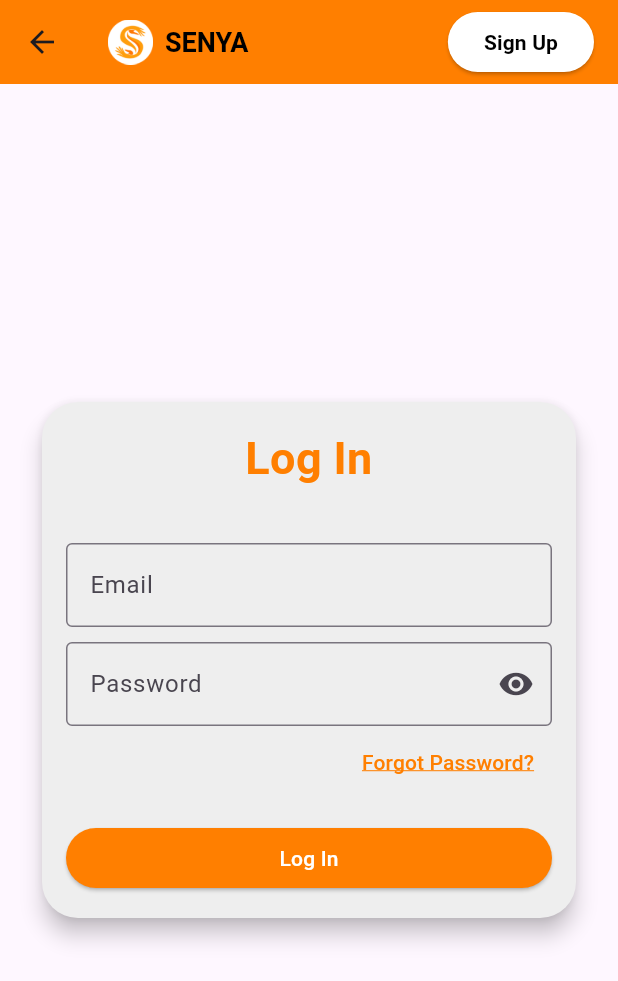
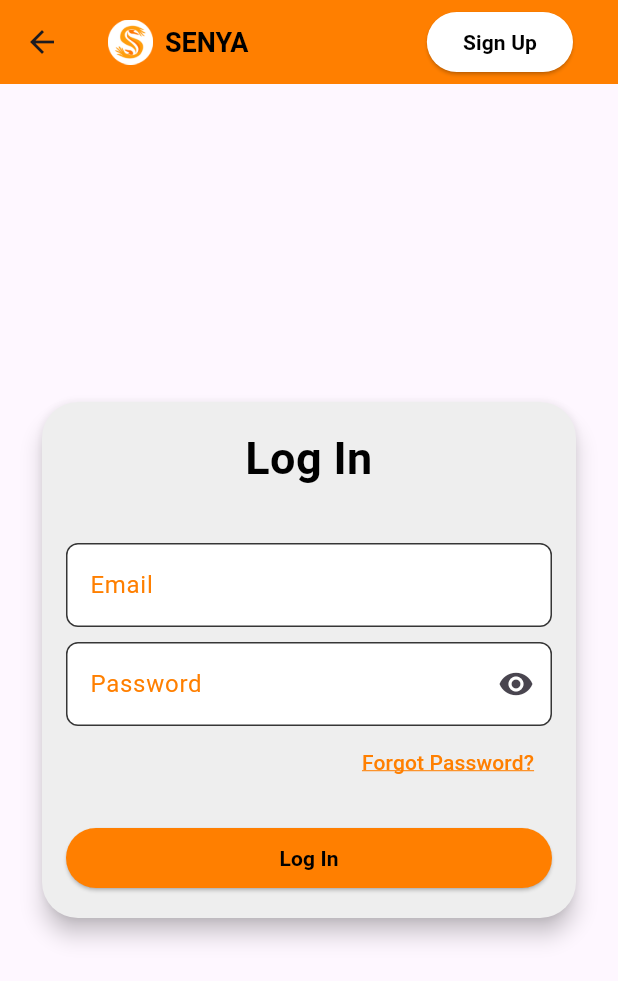
Before and after one commit to jxnnz/senya_fsl, a Flutter app: the screen it shows after launch, after a tap on "Log In", on a phone screen of 412 x 824 dp. Shown: the top 981 px of the screen. Run offline on Flutter 3.47's test engine with Material 3 defaults, Android fonts, the phone set to English and light mode, and no system bars.

Commit message:
On branch main  Your branch is behind 'origin/main' by 1 commit, and can be fast-forwarded.    (use "git pull" to update your local branch)
 Changes to be committed:
	new file:   assets/lesson_images/lesson-alpha1.png
	new file:   assets/lesson_images/lesson-alpha2.png
	new file:   assets/lesson_images/lesson-introduction.png
	new file:   assets/lesson_images/lesson-num1.png
	new file:   assets/lesson_images/lesson-num2.png
	new file:   assets/lesson_images/lesson-time.png
	modified:   lib/main.dart
	new file:   lib/screens/admin/admin_lessons_tab.dart
	new file:   lib/screens/admin/admin_main.dart
	new file:   lib/screens/admin/admin_signs.dart
	new file:   lib/screens/admin/admin_units_tab.dart
	modified:   lib/screens/home_screen.dart
	modified:   lib/screens/login_screen.dart
	modified:   lib/screens/welcome_screen.dart
	modified:   lib/themes/color.dart
	modified:   pubspec.yaml

```diff
--- a/lib/main.dart
+++ b/lib/main.dart
@@ -1,6 +1,7 @@
 import 'package:flutter/material.dart';
 import 'package:flutter/services.dart';
 import 'package:senya_fsl/themes/color.dart';
+import 'screens/admin/admin_main.dart';
 import 'screens/flashcard_screen.dart';
 import 'screens/home_screen.dart';
 import 'screens/logo_screen.dart';
@@ -35,18 +36,16 @@ class MyApp extends StatelessWidget {
       initialRoute: '/',
 
       routes: {
-        '/': (context) => const LogoScreen(), // Route for the welcome screen
-        '/welcome':
-            (context) => const WelcomeScreen(), // Another way to access welcome
-        '/login':
-            (context) => const LoginScreen(), // Route for the login screen
-        '/signup':
-            (context) => const SignupScreen(), // Route for the signup screen
-        '/home': (context) => const HomeScreen(), // Route for the home screen
+        '/': (context) => const LogoScreen(),
+        '/welcome': (context) => const WelcomeScreen(),
+        '/login': (context) => const LoginScreen(),
+        '/signup': (context) => const SignupScreen(),
+        '/admin': (context) => const AdminMainScreen(),
+        '/home': (context) => const HomeScreen(),
         '/lesson': (context) => const LessonModuleScreen(lessonId: 1),
         '/flashcard': (context) => const FlashcardScreen(),
-        '/practice': (context) => const PracticeScreen(), // Route for practice
-        '/profile': (context) => const ProfileScreen(), // Route for profile
+        '/practice': (context) => const PracticeScreen(),
+        '/profile': (context) => const ProfileScreen(),
         //'/loading': (context) => const LoadingScreen(),
         // Route for loading
       }, // Set the LogoScreen as the starting screen
--- a/lib/screens/login_screen.dart
+++ b/lib/screens/login_screen.dart
@@ -105,7 +105,7 @@ class _LoginScreenState extends State<LoginScreen> {
         ),
         actions: [
           Container(
-            margin: const EdgeInsets.symmetric(horizontal: 16.0, vertical: 8.0),
+            margin: const EdgeInsets.symmetric(horizontal: 30.0, vertical: 8.0),
             child: ElevatedButton(
               onPressed: () => Navigator.pushNamed(context, '/signup'),
               style: ElevatedButton.styleFrom(
@@ -188,16 +188,36 @@ class _LoginScreenState extends State<LoginScreen> {
                 style: TextStyle(
                   fontSize: 30,
                   fontWeight: FontWeight.bold,
-                  color: AppColors.primaryColor,
-                ), // Use primaryColor
+                  color: AppColors.textColor,
+                ),
               ),
               const SizedBox(height: 35),
               TextFormField(
                 controller: _emailController,
                 focusNode: _emailFocusNode,
-                decoration: const InputDecoration(
+                decoration: InputDecoration(
                   labelText: 'Email',
-                  border: OutlineInputBorder(),
+                  labelStyle: const TextStyle(
+                    color: AppColors.primaryColor,
+                  ), // Label color
+                  filled: true,
+                  fillColor: Colors.white,
+                  border: OutlineInputBorder(
+                    borderRadius: BorderRadius.circular(8.0),
+                  ),
+                  enabledBorder: OutlineInputBorder(
+                    borderRadius: BorderRadius.circular(8.0),
+                    borderSide: const BorderSide(
+                      color: AppColors.unselectedColor,
+                    ),
+                  ),
+                  focusedBorder: OutlineInputBorder(
+                    borderRadius: BorderRadius.circular(8.0),
+                    borderSide: const BorderSide(
+                      color: AppColors.primaryColor,
+                      width: 2,
+                    ),
+                  ),
                 ),
                 keyboardType: TextInputType.emailAddress,
                 textInputAction: TextInputAction.next,
@@ -217,7 +237,27 @@ class _LoginScreenState extends State<LoginScreen> {
                 focusNode: _passwordFocusNode,
                 decoration: InputDecoration(
                   labelText: 'Password',
-                  border: const OutlineInputBorder(),
+                  labelStyle: const TextStyle(
+                    color: AppColors.primaryColor,
+                  ), // Label color
+                  filled: true,
+                  fillColor: Colors.white,
+                  border: OutlineInputBorder(
+                    borderRadius: BorderRadius.circular(12.0),
+                  ),
+                  enabledBorder: OutlineInputBorder(
+                    borderRadius: BorderRadius.circular(8.0),
+                    borderSide: const BorderSide(
+                      color: AppColors.unselectedColor,
+                    ),
+                  ),
+                  focusedBorder: OutlineInputBorder(
+                    borderRadius: BorderRadius.circular(8.0),
+                    borderSide: const BorderSide(
+                      color: AppColors.primaryColor,
+                      width: 2,
+                    ),
+                  ),
                   suffixIcon: IconButton(
                     icon: Icon(
                       _obscurePassword
@@ -272,7 +312,10 @@ class _LoginScreenState extends State<LoginScreen> {
                           ? const CircularProgressIndicator(color: Colors.white)
                           : const Text(
                             'Log In',
-                            style: TextStyle(color: Colors.white),
+                            style: TextStyle(
+                              color: Colors.black,
+                              fontWeight: FontWeight.bold,
+                            ),
                           ),
                 ),
               ),
--- a/lib/screens/welcome_screen.dart
+++ b/lib/screens/welcome_screen.dart
@@ -12,18 +12,26 @@ class WelcomeScreen extends StatelessWidget {
 
     return Scaffold(
       appBar: AppBar(
+        automaticallyImplyLeading: false,
         backgroundColor:
             AppColors.welcomeScreenTopBar, // Use color from color.dart
         elevation: 0,
         title: Row(
           children: [
-            Image.asset('assets/images/LOGO.png', width: 30, height: 30),
+            Padding(
+              padding: const EdgeInsets.only(left: 20.0), // 🧭 Adjust as needed
+              child: Image.asset(
+                'assets/images/logo.png',
+                width: 30,
+                height: 30,
+              ),
+            ),
             const SizedBox(width: 8),
             const Text(
               'SENYA',
               style: TextStyle(
                 fontWeight: FontWeight.bold,
-                color: Colors.black, // Keep text color as black
+                color: Colors.black,
                 fontSize: 18,
               ),
             ),
@@ -31,7 +39,7 @@ class WelcomeScreen extends StatelessWidget {
         ),
         actions: [
           Container(
-            margin: const EdgeInsets.symmetric(horizontal: 48.0, vertical: 8.0),
+            margin: const EdgeInsets.symmetric(horizontal: 30.0, vertical: 8.0),
             child: ElevatedButton(
               onPressed:
                   () => Navigator.pushNamed(
--- a/lib/themes/color.dart
+++ b/lib/themes/color.dart
@@ -13,6 +13,7 @@ class AppColors {
   static const Color welcomeScreenTopBar = Color(0xFFFF7F00);
   static const Color welcomeScreenButton = Color(0xFFFF7F00);
   static const Color welcomeScreenBackgroundColor = Color(0xFFF5F5F5);
+  static const Color textColor = Colors.black;
   static const Color orange = Colors.orange;
   static const Color grey = Colors.grey;
   static const Color red = Colors.red;
--- a/pubspec.yaml
+++ b/pubspec.yaml
@@ -59,6 +59,7 @@ flutter:
   assets:
     - assets/
     - assets/icons/
+    - assets/lesson_images/
     - assets/images/LOGO.png
     - assets/images/welcome.png
     - assets/images/Login_Image.png
```
Also changed, not shown: lib/screens/admin/admin_lessons_tab.dart (added, +94 -0 lines), lib/screens/admin/admin_main.dart (added, +108 -0 lines), lib/screens/admin/admin_signs.dart (added, +118 -0 lines), lib/screens/admin/admin_units_tab.dart (added, +67 -0 lines), lib/screens/home_screen.dart (+5 -5 lines), assets/lesson_images/lesson-alpha1.png (added), assets/lesson_images/lesson-alpha2.png (added), assets/lesson_images/lesson-introduction.png (added), assets/lesson_images/lesson-num1.png (added), assets/lesson_images/lesson-num2.png (added), assets/lesson_images/lesson-time.png (added).
